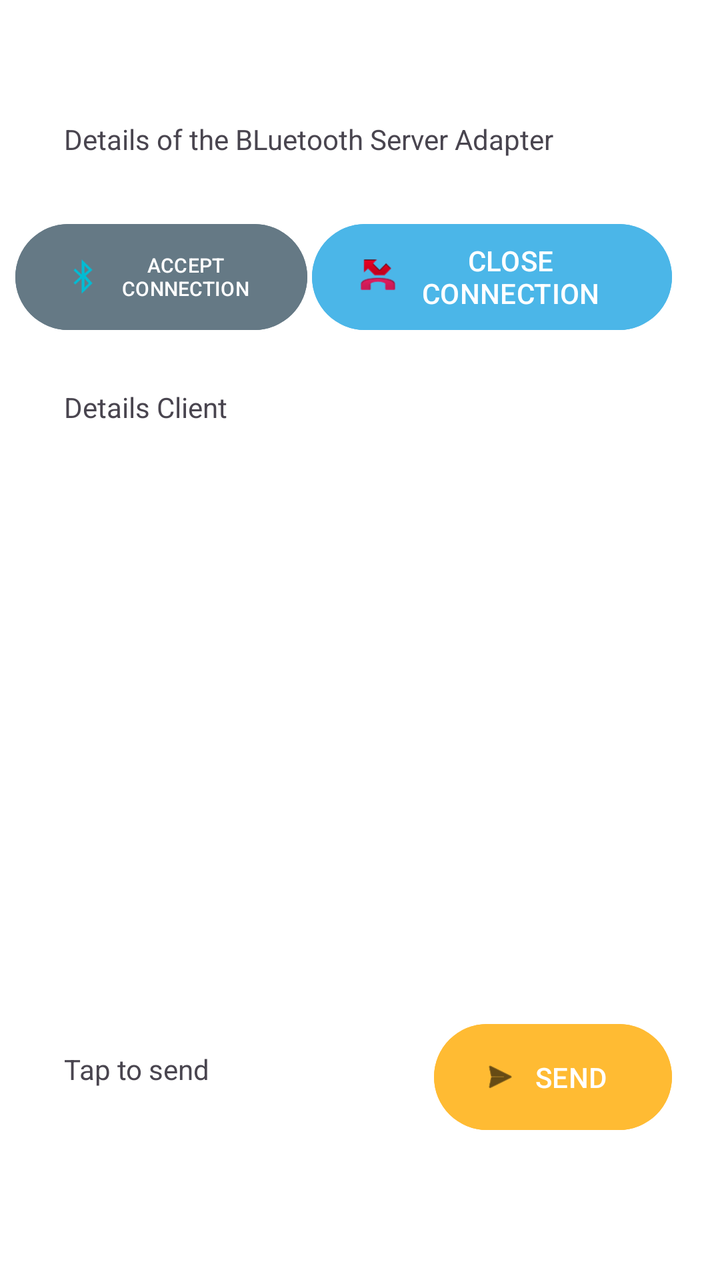
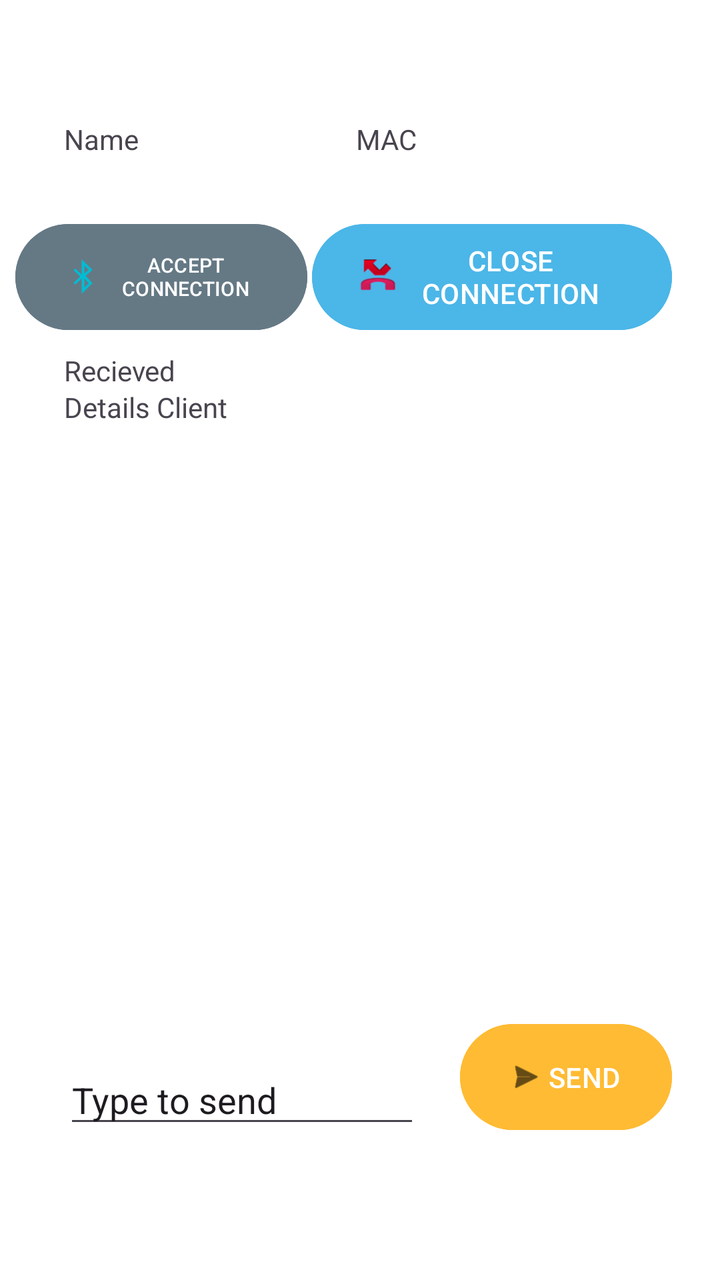

Screens rendered from an Android XML layout before and after an edit, with the pre-edit source and the edit as a unified diff.
<!-- AndroidManifest.xml: application theme Theme.BluetoothServer -->
<!-- res/layout/activity_main.xml -->
<?xml version="1.0" encoding="utf-8"?>
<androidx.constraintlayout.widget.ConstraintLayout xmlns:android="http://schemas.android.com/apk/res/android"
    xmlns:app="http://schemas.android.com/apk/res-auto"
    xmlns:tools="http://schemas.android.com/tools"
    android:id="@+id/main"
    android:layout_width="match_parent"
    android:layout_height="match_parent"
    android:background="@color/material_dynamic_neutral60"
    android:backgroundTint="@color/white"
    android:backgroundTintMode="src_atop"
    tools:context=".MainActivity">

    <TextView
        android:id="@+id/Text_Details_Server"
        android:layout_width="300dp"
        android:layout_height="20dp"
        android:layout_marginStart="32dp"
        android:layout_marginTop="60dp"
        android:text="Details of the BLuetooth Server Adapter"
        app:layout_constraintBottom_toBottomOf="parent"
        app:layout_constraintStart_toStartOf="parent"
        app:layout_constraintTop_toTopOf="parent"
        app:layout_constraintVertical_bias="0.0" />

    <Button
        android:id="@+id/Btn_Close_Connection"
        android:layout_width="180dp"
        android:layout_height="61dp"
        android:layout_marginTop="28dp"
        android:layout_marginEnd="24dp"
        android:backgroundTint="@color/material_dynamic_primary70"
        android:text="CLOSE CONNECTION"
        app:icon="@android:drawable/sym_call_missed"
        app:iconPadding="1dp"
        app:iconTint="#E91E63"
        app:iconTintMode="multiply"
        app:layout_constraintEnd_toEndOf="parent"
        app:layout_constraintTop_toBottomOf="@+id/Text_Details_Server" />

    <TextView
        android:id="@+id/Text_Details_Client"
        android:layout_width="142dp"
        android:layout_height="21dp"
        android:layout_marginStart="32dp"
        android:layout_marginTop="25dp"
        android:text="Details Client"
        app:layout_constraintStart_toStartOf="parent"
        app:layout_constraintTop_toBottomOf="@+id/Btn_Accept_Connection" />

    <ScrollView
        android:id="@+id/scrollView2"
        android:layout_width="374dp"
        android:layout_height="337dp"
        android:layout_marginStart="20dp"
        android:layout_marginTop="25dp"
        android:layout_marginEnd="20dp"
        app:layout_constraintEnd_toEndOf="parent"
        app:layout_constraintHorizontal_bias="0.5"
        app:layout_constraintStart_toStartOf="parent"
        app:layout_constraintTop_toBottomOf="@+id/Text_Details_Client">

        <LinearLayout
            android:layout_width="match_parent"
            android:layout_height="wrap_content"
            android:orientation="vertical" />
    </ScrollView>

    <Button
        android:id="@+id/Btn_Accept_Connection"
        android:layout_width="146dp"
        android:layout_height="61dp"
        android:layout_marginStart="30dp"
        android:layout_marginTop="28dp"
        android:layout_marginEnd="25dp"
        android:backgroundTint="@color/material_dynamic_secondary50"
        android:fontFamily="sans-serif-medium"
        android:text="ACCEPT CONNECTION"
        android:textSize="10sp"
        android:typeface="normal"
        app:icon="@android:drawable/stat_sys_data_bluetooth"
        app:iconPadding="4dp"
        app:iconSize="20dp"
        app:iconTint="#00BCD4"
        app:layout_constraintEnd_toStartOf="@+id/Btn_Close_Connection"
        app:layout_constraintStart_toStartOf="parent"
        app:layout_constraintTop_toBottomOf="@+id/Text_Details_Server" />

    <TextView
        android:id="@+id/Text_Editable"
        android:layout_width="150dp"
        android:layout_height="23dp"
        android:layout_marginStart="32dp"
        android:layout_marginBottom="92dp"
        android:text="Tap to send"
        android:textAlignment="viewStart"
        app:layout_constraintBottom_toBottomOf="parent"
        app:layout_constraintStart_toStartOf="parent" />

    <Button
        android:id="@+id/Btn_Send"
        android:layout_width="0dp"
        android:layout_height="61dp"
        android:layout_marginStart="35dp"
        android:layout_marginEnd="24dp"
        android:layout_marginBottom="71dp"
        android:backgroundTint="@android:color/holo_orange_light"
        android:text="SEND"
        app:icon="@android:drawable/ic_menu_send"
        app:iconPadding="0dp"
        app:iconTint="@color/black"
        app:iconTintMode="multiply"
        app:layout_constraintBottom_toBottomOf="parent"
        app:layout_constraintEnd_toEndOf="parent"
        app:layout_constraintHorizontal_bias="0.0"
        app:layout_constraintStart_toEndOf="@+id/Text_Editable" />

</androidx.constraintlayout.widget.ConstraintLayout>
<!-- resources referenced by this layout -->
<resources>
  <color name="black">#FF000000</color>
  <color name="white">#FFFFFFFF</color>
  <style name="Theme.BluetoothServer" parent="Base.Theme.BluetoothServer" />
  <style name="Base.Theme.BluetoothServer" parent="Theme.Material3.DayNight.NoActionBar">
          
          
      </style>
</resources>

<!-- the commit's change to res/layout/activity_main.xml (unified diff, before → after) -->
@@ -11,14 +11,14 @@
     tools:context=".MainActivity">
 
     <TextView
-        android:id="@+id/Text_Details_Server"
-        android:layout_width="300dp"
+        android:id="@+id/TextMac"
+        android:layout_width="150dp"
         android:layout_height="20dp"
-        android:layout_marginStart="32dp"
         android:layout_marginTop="60dp"
-        android:text="Details of the BLuetooth Server Adapter"
+        android:layout_marginEnd="32dp"
+        android:text="MAC"
         app:layout_constraintBottom_toBottomOf="parent"
-        app:layout_constraintStart_toStartOf="parent"
+        app:layout_constraintEnd_toEndOf="parent"
         app:layout_constraintTop_toTopOf="parent"
         app:layout_constraintVertical_bias="0.0" />
 
@@ -35,7 +35,7 @@
         app:iconTint="#E91E63"
         app:iconTintMode="multiply"
         app:layout_constraintEnd_toEndOf="parent"
-        app:layout_constraintTop_toBottomOf="@+id/Text_Details_Server" />
+        app:layout_constraintTop_toBottomOf="@+id/TextMac" />
 
     <TextView
         android:id="@+id/Text_Details_Client"
@@ -46,24 +46,6 @@
         android:text="Details Client"
         app:layout_constraintStart_toStartOf="parent"
         app:layout_constraintTop_toBottomOf="@+id/Btn_Accept_Connection" />
-
-    <ScrollView
-        android:id="@+id/scrollView2"
-        android:layout_width="374dp"
-        android:layout_height="337dp"
-        android:layout_marginStart="20dp"
-        android:layout_marginTop="25dp"
-        android:layout_marginEnd="20dp"
-        app:layout_constraintEnd_toEndOf="parent"
-        app:layout_constraintHorizontal_bias="0.5"
-        app:layout_constraintStart_toStartOf="parent"
-        app:layout_constraintTop_toBottomOf="@+id/Text_Details_Client">
-
-        <LinearLayout
-            android:layout_width="match_parent"
-            android:layout_height="wrap_content"
-            android:orientation="vertical" />
-    </ScrollView>
 
     <Button
         android:id="@+id/Btn_Accept_Connection"
@@ -83,24 +65,13 @@
         app:iconTint="#00BCD4"
         app:layout_constraintEnd_toStartOf="@+id/Btn_Close_Connection"
         app:layout_constraintStart_toStartOf="parent"
-        app:layout_constraintTop_toBottomOf="@+id/Text_Details_Server" />
-
-    <TextView
-        android:id="@+id/Text_Editable"
-        android:layout_width="150dp"
-        android:layout_height="23dp"
-        android:layout_marginStart="32dp"
-        android:layout_marginBottom="92dp"
-        android:text="Tap to send"
-        android:textAlignment="viewStart"
-        app:layout_constraintBottom_toBottomOf="parent"
-        app:layout_constraintStart_toStartOf="parent" />
+        app:layout_constraintTop_toBottomOf="@+id/TextMac" />
 
     <Button
         android:id="@+id/Btn_Send"
         android:layout_width="0dp"
         android:layout_height="61dp"
-        android:layout_marginStart="35dp"
+        android:layout_marginStart="20dp"
         android:layout_marginEnd="24dp"
         android:layout_marginBottom="71dp"
         android:backgroundTint="@android:color/holo_orange_light"
@@ -111,7 +82,44 @@
         app:iconTintMode="multiply"
         app:layout_constraintBottom_toBottomOf="parent"
         app:layout_constraintEnd_toEndOf="parent"
+        app:layout_constraintStart_toEndOf="@+id/sendTextEditText" />
+
+    <TextView
+        android:id="@+id/recievedEditText"
+        android:layout_width="0dp"
+        android:layout_height="360dp"
+        android:layout_marginStart="32dp"
+        android:layout_marginTop="20dp"
+        android:layout_marginEnd="32dp"
+        android:layout_marginBottom="50dp"
+        android:text="Recieved"
+        app:layout_constraintBottom_toTopOf="@+id/Btn_Send"
+        app:layout_constraintEnd_toEndOf="parent"
         app:layout_constraintHorizontal_bias="0.0"
-        app:layout_constraintStart_toEndOf="@+id/Text_Editable" />
+        app:layout_constraintStart_toStartOf="parent"
+        app:layout_constraintTop_toBottomOf="@+id/Text_Details_Client"
+        app:layout_constraintVertical_bias="0.434" />
+
+    <EditText
+        android:id="@+id/sendTextEditText"
+        android:layout_width="178dp"
+        android:layout_height="40dp"
+        android:layout_marginStart="32dp"
+        android:layout_marginBottom="71dp"
+        android:ems="10"
+        android:inputType="text"
+        android:text="Type to send"
+        app:layout_constraintBottom_toBottomOf="parent"
+        app:layout_constraintStart_toStartOf="parent" />
+
+    <TextView
+        android:id="@+id/TextName"
+        android:layout_width="150dp"
+        android:layout_height="20dp"
+        android:layout_marginStart="32dp"
+        android:layout_marginTop="60dp"
+        android:text="Name"
+        app:layout_constraintStart_toStartOf="parent"
+        app:layout_constraintTop_toTopOf="parent" />
 
 </androidx.constraintlayout.widget.ConstraintLayout>
